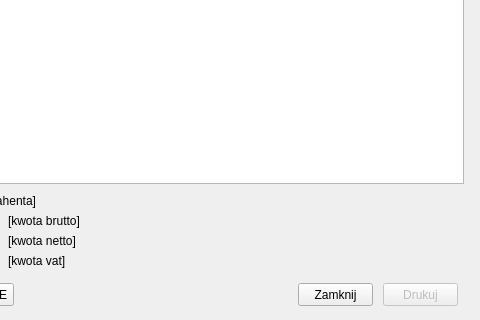
DzimiX/ProgramSprzedazowy, file salescreate.ui: the form before one commit; both pictures show x 142 to 622 and y 217 to 537 of the 622 by 537 pixel window.
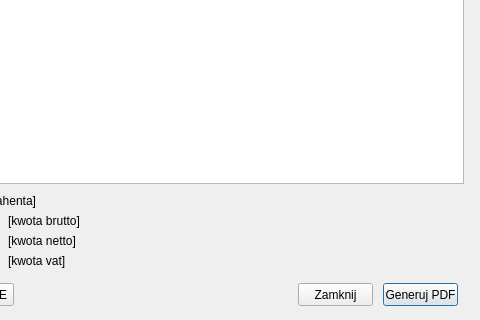
The form after the commit.

What changed in the file:
```diff
--- a/salescreate.ui
+++ b/salescreate.ui
@@ -28,7 +28,7 @@
   </widget>
   <widget class="QPushButton" name="button_print">
    <property name="enabled">
-    <bool>false</bool>
+    <bool>true</bool>
    </property>
    <property name="geometry">
     <rect>
@@ -39,7 +39,7 @@
     </rect>
    </property>
    <property name="text">
-    <string>Drukuj</string>
+    <string>Generuj PDF</string>
    </property>
   </widget>
   <widget class="QPushButton" name="button_quit">
```
